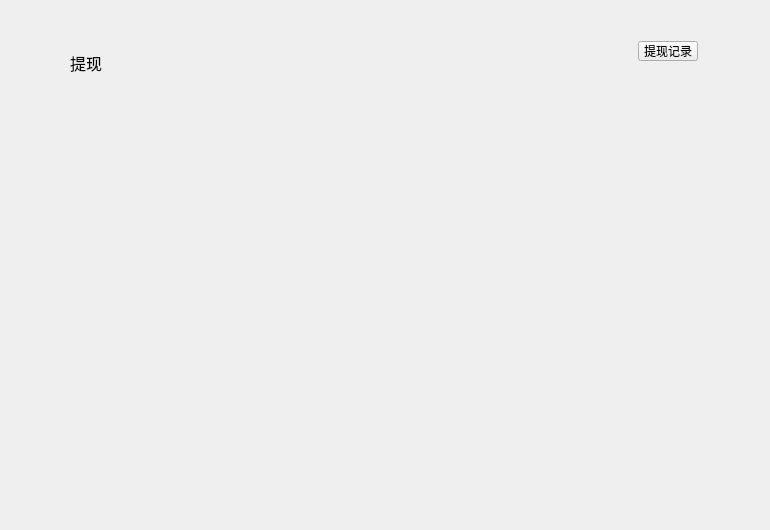
Above: LNKWallet/withdrawpage/WithdrawPage.ui from HcashOrg/hx-indicator before the change. Below: the same form after it.
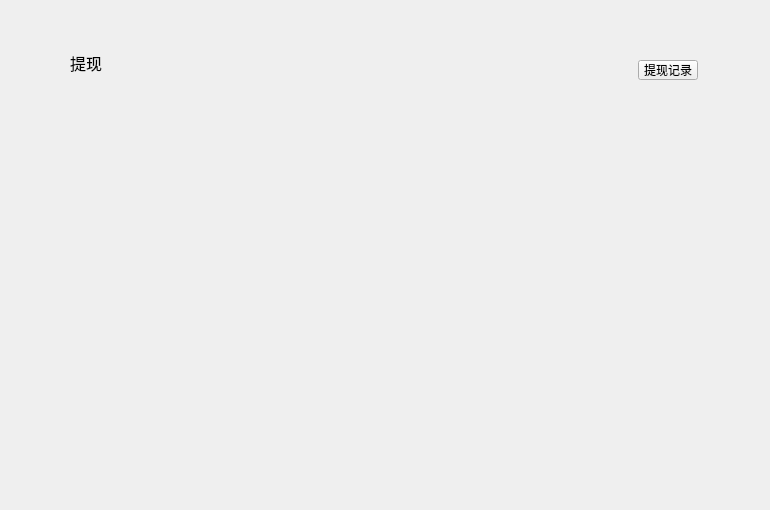
That is the form after the change.

The edit to the form file:
```diff
--- a/LNKWallet/withdrawpage/WithdrawPage.ui
+++ b/LNKWallet/withdrawpage/WithdrawPage.ui
@@ -7,7 +7,7 @@
     <x>0</x>
     <y>0</y>
     <width>770</width>
-    <height>530</height>
+    <height>510</height>
    </rect>
   </property>
   <property name="windowTitle">
@@ -35,9 +35,9 @@
    <property name="geometry">
     <rect>
      <x>0</x>
-     <y>76</y>
+     <y>80</y>
      <width>770</width>
-     <height>450</height>
+     <height>430</height>
     </rect>
    </property>
   </widget>
@@ -45,7 +45,7 @@
    <property name="geometry">
     <rect>
      <x>638</x>
-     <y>41</y>
+     <y>60</y>
      <width>60</width>
      <height>20</height>
     </rect>
```
